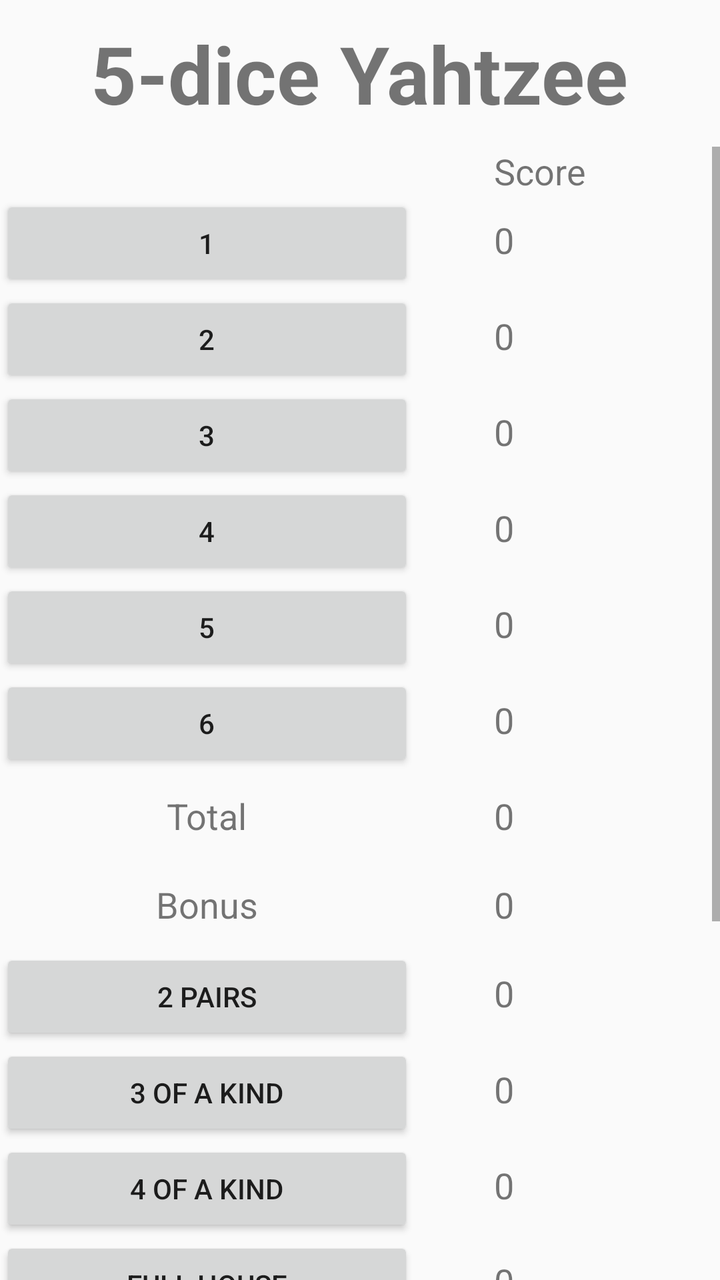
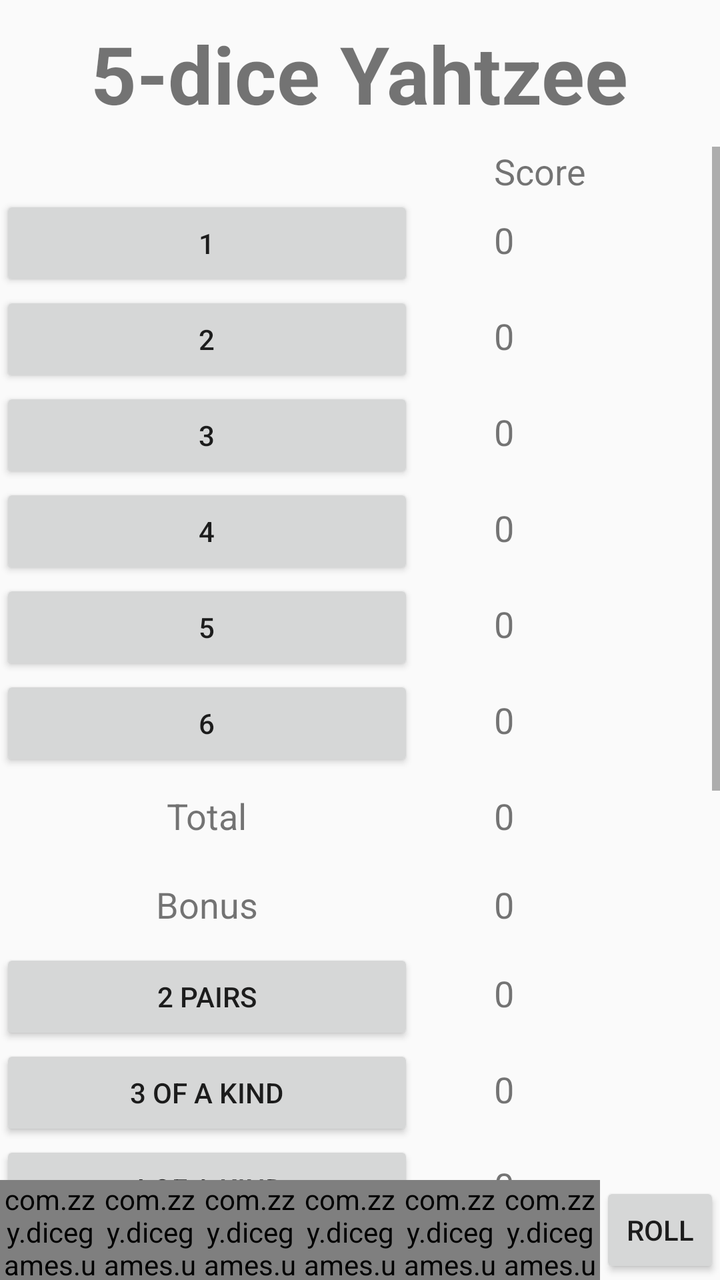

Two renders of the same Android screen: before a commit and after it. Below are the layout's source before the change and the commit's diff.
<!-- AndroidManifest.xml: application theme AppTheme -->
<!-- res/layout/fragment_five_yahtzee.xml -->
<?xml version="1.0" encoding="utf-8"?>
<RelativeLayout xmlns:android="http://schemas.android.com/apk/res/android"
    xmlns:tools="http://schemas.android.com/tools"
    android:layout_width="match_parent"
    android:layout_height="match_parent"
    tools:context=".ui.game.yahtzee.FiveYahtzeeFragment">

    <TextView
        android:id="@+id/tvTitle"
        android:layout_width="wrap_content"
        android:layout_height="wrap_content"
        android:layout_alignParentTop="true"
        android:layout_centerHorizontal="true"
        android:layout_marginTop="10sp"
        android:layout_marginBottom="10sp"
        android:text="@string/fiveYahtzee"
        android:textSize="40sp"
        android:textStyle="bold" />

    <ScrollView
        android:layout_width="match_parent"
        android:layout_height="match_parent"
        android:layout_above="@id/diceFragment"
        android:layout_below="@id/tvTitle">

        <TableLayout
            android:layout_width="match_parent"
            android:layout_height="wrap_content">

            <TableRow>

                <TextView
                    android:layout_width="match_parent"
                    android:layout_height="wrap_content"
                    android:layout_marginEnd="20dp"
                    android:layout_weight="1" />

                <TextView
                    android:layout_width="match_parent"
                    android:layout_height="wrap_content"
                    android:layout_marginStart="20dp"
                    android:layout_weight="1"
                    android:text="@string/score"
                    android:textSize="18sp" />

            </TableRow>

            <TableRow>

                <Button
                    android:id="@+id/btn1"
                    android:layout_width="match_parent"
                    android:layout_height="wrap_content"
                    android:layout_marginEnd="20dp"
                    android:layout_weight="1"
                    android:text="@string/s1" />

                <TextView
                    android:id="@+id/tv1"
                    android:layout_width="match_parent"
                    android:layout_height="wrap_content"
                    android:layout_marginStart="20dp"
                    android:layout_weight="1"
                    android:text="0"
                    android:textSize="18sp" />

            </TableRow>

            <TableRow>

                <Button
                    android:id="@+id/btn2"
                    android:layout_width="match_parent"
                    android:layout_height="wrap_content"
                    android:layout_marginEnd="20dp"
                    android:layout_weight="1"
                    android:text="@string/s2" />

                <TextView
                    android:id="@+id/tv2"
                    android:layout_width="match_parent"
                    android:layout_height="wrap_content"
                    android:layout_marginStart="20dp"
                    android:layout_weight="1"
                    android:text="0"
                    android:textSize="18sp" />

            </TableRow>

            <TableRow>

                <Button
                    android:id="@+id/btn3"
                    android:layout_width="match_parent"
                    android:layout_height="wrap_content"
                    android:layout_marginEnd="20dp"
                    android:layout_weight="1"
                    android:text="@string/s3" />

                <TextView
                    android:id="@+id/tv3"
                    android:layout_width="match_parent"
                    android:layout_height="wrap_content"
                    android:layout_marginStart="20dp"
                    android:layout_weight="1"
                    android:text="0"
                    android:textSize="18sp" />

            </TableRow>

            <TableRow>

                <Button
                    android:id="@+id/btn4"
                    android:layout_width="match_parent"
                    android:layout_height="wrap_content"
                    android:layout_marginEnd="20dp"
                    android:layout_weight="1"
                    android:text="@string/s4" />

                <TextView
                    android:id="@+id/tv4"
                    android:layout_width="match_parent"
                    android:layout_height="wrap_content"
                    android:layout_marginStart="20dp"
                    android:layout_weight="1"
                    android:text="0"
                    android:textSize="18sp" />

            </TableRow>

            <TableRow>

                <Button
                    android:id="@+id/btn5"
                    android:layout_width="match_parent"
                    android:layout_height="wrap_content"
                    android:layout_marginEnd="20dp"
                    android:layout_weight="1"
                    android:text="@string/s5" />

                <TextView
                    android:id="@+id/tv5"
                    android:layout_width="match_parent"
                    android:layout_height="wrap_content"
                    android:layout_marginStart="20dp"
                    android:layout_weight="1"
                    android:text="0"
                    android:textSize="18sp" />

            </TableRow>

            <TableRow>

                <Button
                    android:id="@+id/btn6"
                    android:layout_width="match_parent"
                    android:layout_height="wrap_content"
                    android:layout_marginEnd="20dp"
                    android:layout_weight="1"
                    android:text="@string/s6" />

                <TextView
                    android:id="@+id/tv6"
                    android:layout_width="match_parent"
                    android:layout_height="wrap_content"
                    android:layout_marginStart="20dp"
                    android:layout_weight="1"
                    android:text="0"
                    android:textSize="18sp" />

            </TableRow>

            <TableRow
                android:layout_marginTop="10sp"
                android:layout_marginBottom="10sp">

                <TextView
                    android:layout_width="match_parent"
                    android:layout_height="wrap_content"
                    android:layout_marginEnd="20dp"
                    android:layout_weight="1"
                    android:text="@string/total"
                    android:textAlignment="center"
                    android:textSize="18sp" />

                <TextView
                    android:id="@+id/tvUpperTotal"
                    android:layout_width="match_parent"
                    android:layout_height="wrap_content"
                    android:layout_marginStart="20dp"
                    android:layout_weight="1"
                    android:text="0"
                    android:textSize="18sp" />

            </TableRow>

            <TableRow
                android:layout_marginTop="10sp"
                android:layout_marginBottom="10sp">

                <TextView
                    android:layout_width="match_parent"
                    android:layout_height="wrap_content"
                    android:layout_marginEnd="20dp"
                    android:layout_weight="1"
                    android:text="@string/bonus"
                    android:textAlignment="center"
                    android:textSize="18sp" />

                <TextView
                    android:id="@+id/tvBonus"
                    android:layout_width="match_parent"
                    android:layout_height="wrap_content"
                    android:layout_marginStart="20dp"
                    android:layout_weight="1"
                    android:text="0"
                    android:textSize="18sp" />

            </TableRow>

            <TableRow>

                <Button
                    android:id="@+id/btn2p"
                    android:layout_width="match_parent"
                    android:layout_height="wrap_content"
                    android:layout_marginEnd="20dp"
                    android:layout_weight="1"
                    android:text="@string/s2p" />

                <TextView
                    android:id="@+id/tv2p"
                    android:layout_width="match_parent"
                    android:layout_height="wrap_content"
                    android:layout_marginStart="20dp"
                    android:layout_weight="1"
                    android:text="0"
                    android:textSize="18sp" />

            </TableRow>

            <TableRow>

                <Button
                    android:id="@+id/btn3e"
                    android:layout_width="match_parent"
                    android:layout_height="wrap_content"
                    android:layout_marginEnd="20dp"
                    android:layout_weight="1"
                    android:text="@string/s3e" />

                <TextView
                    android:id="@+id/tv3e"
                    android:layout_width="match_parent"
                    android:layout_height="wrap_content"
                    android:layout_marginStart="20dp"
                    android:layout_weight="1"
                    android:text="0"
                    android:textSize="18sp" />

            </TableRow>

            <TableRow>

                <Button
                    android:id="@+id/btn4e"
                    android:layout_width="match_parent"
                    android:layout_height="wrap_content"
                    android:layout_marginEnd="20dp"
                    android:layout_weight="1"
                    android:text="@string/s4e" />

                <TextView
                    android:id="@+id/tv4e"
                    android:layout_width="match_parent"
                    android:layout_height="wrap_content"
                    android:layout_marginStart="20dp"
                    android:layout_weight="1"
                    android:text="0"
                    android:textSize="18sp" />

            </TableRow>

            <TableRow>

                <Button
                    android:id="@+id/btnFullHouse"
                    android:layout_width="match_parent"
                    android:layout_height="wrap_content"
                    android:layout_marginEnd="20dp"
                    android:layout_weight="1"
                    android:text="@string/fullHouse" />

                <TextView
                    android:id="@+id/tvFullHouse"
                    android:layout_width="match_parent"
                    android:layout_height="wrap_content"
                    android:layout_marginStart="20dp"
                    android:layout_weight="1"
                    android:text="0"
                    android:textSize="18sp" />

            </TableRow>

            <TableRow>

                <Button
                    android:id="@+id/btnSmallStraight"
                    android:layout_width="match_parent"
                    android:layout_height="wrap_content"
                    android:layout_marginEnd="20dp"
                    android:layout_weight="1"
                    android:text="@string/smallStraight" />

                <TextView
                    android:id="@+id/tvSmallStraight"
                    android:layout_width="match_parent"
                    android:layout_height="wrap_content"
                    android:layout_marginStart="20dp"
                    android:layout_weight="1"
                    android:text="0"
                    android:textSize="18sp" />

            </TableRow>

            <TableRow>

                <Button
                    android:id="@+id/btnLargeStraight"
                    android:layout_width="match_parent"
                    android:layout_height="wrap_content"
                    android:layout_marginEnd="20dp"
                    android:layout_weight="1"
                    android:text="@string/largeStraight" />

                <TextView
                    android:id="@+id/tvLargeStraight"
                    android:layout_width="match_parent"
                    android:layout_height="wrap_content"
                    android:layout_marginStart="20dp"
                    android:layout_weight="1"
                    android:text="0"
                    android:textSize="18sp" />

            </TableRow>

            <TableRow>

                <Button
                    android:id="@+id/btnChance"
                    android:layout_width="match_parent"
                    android:layout_height="wrap_content"
                    android:layout_marginEnd="20dp"
                    android:layout_weight="1"
                    android:text="@string/chance" />

                <TextView
                    android:id="@+id/tvChance"
                    android:layout_width="match_parent"
                    android:layout_height="wrap_content"
                    android:layout_marginStart="20dp"
                    android:layout_weight="1"
                    android:text="0"
                    android:textSize="18sp" />

            </TableRow>

            <TableRow>

                <Button
                    android:id="@+id/btnYahtzee"
                    android:layout_width="match_parent"
                    android:layout_height="wrap_content"
                    android:layout_marginEnd="20dp"
                    android:layout_weight="1"
                    android:text="@string/yahtzee" />

                <TextView
                    android:id="@+id/tvYahtzee"
                    android:layout_width="match_parent"
                    android:layout_height="wrap_content"
                    android:layout_marginStart="20dp"
                    android:layout_weight="1"
                    android:text="0"
                    android:textSize="18sp" />

            </TableRow>

            <TableRow
                android:layout_marginTop="10sp"
                android:layout_marginBottom="10sp">

                <TextView
                    android:layout_width="match_parent"
                    android:layout_height="wrap_content"
                    android:layout_marginEnd="20dp"
                    android:layout_weight="1"
                    android:text="@string/gameTotal"
                    android:textAlignment="center"
                    android:textSize="18sp" />

                <TextView
                    android:id="@+id/tvGameTotal"
                    android:layout_width="match_parent"
                    android:layout_height="wrap_content"
                    android:layout_marginStart="20dp"
                    android:layout_weight="1"
                    android:text="0"
                    android:textSize="18sp" />

            </TableRow>

        </TableLayout>

    </ScrollView>

    <androidx.fragment.app.FragmentContainerView
        android:id="@+id/diceFragment"
        android:layout_width="match_parent"
        android:layout_height="wrap_content"
        android:layout_alignParentBottom="true"
        tools:layout="@layout/fragment_roll_dice" />

</RelativeLayout>
<!-- res/layout/fragment_roll_dice.xml (included above) -->
<?xml version="1.0" encoding="utf-8"?>
<LinearLayout xmlns:android="http://schemas.android.com/apk/res/android"
    xmlns:app="http://schemas.android.com/apk/res-auto"
    xmlns:tools="http://schemas.android.com/tools"
    android:layout_width="match_parent"
    android:layout_height="wrap_content"
    android:gravity="center_horizontal|center_vertical"
    android:orientation="horizontal"
    tools:context=".ui.dice.RollDiceFragment">

    <com.zzy.dicegames.ui.dice.DiceView
        android:id="@+id/dice1"
        android:layout_width="50dp"
        android:layout_height="50dp"
        app:locked="false"
        app:number="6" />

    <com.zzy.dicegames.ui.dice.DiceView
        android:id="@+id/dice2"
        android:layout_width="50dp"
        android:layout_height="50dp"
        app:locked="false"
        app:number="6" />

    <com.zzy.dicegames.ui.dice.DiceView
        android:id="@+id/dice3"
        android:layout_width="50dp"
        android:layout_height="50dp"
        app:locked="false"
        app:number="6" />

    <com.zzy.dicegames.ui.dice.DiceView
        android:id="@+id/dice4"
        android:layout_width="50dp"
        android:layout_height="50dp"
        app:locked="false"
        app:number="6" />

    <com.zzy.dicegames.ui.dice.DiceView
        android:id="@+id/dice5"
        android:layout_width="50dp"
        android:layout_height="50dp"
        app:locked="false"
        app:number="6" />

    <com.zzy.dicegames.ui.dice.DiceView
        android:id="@+id/dice6"
        android:layout_width="50dp"
        android:layout_height="50dp"
        app:locked="false"
        app:number="6" />

    <Button
        android:id="@+id/btnRoll"
        android:layout_width="wrap_content"
        android:layout_height="wrap_content"
        android:text="@string/roll" />

</LinearLayout>
<!-- resources referenced by this layout -->
<resources>
  <string name="bonus">Bonus</string>
  <string name="chance">Chance</string>
  <string name="fiveYahtzee">5-dice Yahtzee</string>
  <string name="fullHouse">Full House</string>
  <string name="gameTotal">Game Total</string>
  <string name="largeStraight">Large Straight</string>
  <string name="roll">Roll</string>
  <string name="s1">1</string>
  <string name="s2">2</string>
  <string name="s2p">2 pairs</string>
  <string name="s3">3</string>
  <string name="s3e">3 of a kind</string>
  <string name="s4">4</string>
  <string name="s4e">4 of a kind</string>
  <string name="s5">5</string>
  <string name="s6">6</string>
  <string name="score">Score</string>
  <string name="smallStraight">Small Straight</string>
  <string name="total">Total</string>
  <string name="yahtzee">Yahtzee</string>
  <style name="AppTheme" parent="Theme.AppCompat.Light">
          
      </style>
</resources>

<!-- the commit's change to res/layout/fragment_five_yahtzee.xml (unified diff, before → after) -->
@@ -20,7 +20,7 @@
     <ScrollView
         android:layout_width="match_parent"
         android:layout_height="match_parent"
-        android:layout_above="@id/diceFragment"
+        android:layout_above="@id/diceWindow"
         android:layout_below="@id/tvTitle">
 
         <TableLayout
@@ -415,24 +415,22 @@
 
     </ScrollView>
 
-    <androidx.fragment.app.FragmentContainerView
-        android:id="@+id/diceFragment"
+    <include
+        android:id="@+id/diceWindow"
         android:layout_width="match_parent"
         android:layout_height="wrap_content"
         android:layout_alignParentBottom="true"
-        tools:layout="@layout/fragment_roll_dice" />
+        layout="@layout/roll_dice_window" />
 
 </RelativeLayout>
-<!-- res/layout/fragment_roll_dice.xml (included above) -->
+<!-- res/layout/roll_dice_window.xml (included above) -->
 <?xml version="1.0" encoding="utf-8"?>
 <LinearLayout xmlns:android="http://schemas.android.com/apk/res/android"
     xmlns:app="http://schemas.android.com/apk/res-auto"
-    xmlns:tools="http://schemas.android.com/tools"
     android:layout_width="match_parent"
     android:layout_height="wrap_content"
     android:gravity="center_horizontal|center_vertical"
-    android:orientation="horizontal"
-    tools:context=".ui.dice.RollDiceFragment">
+    android:orientation="horizontal">
 
     <com.zzy.dicegames.ui.dice.DiceView
         android:id="@+id/dice1"
